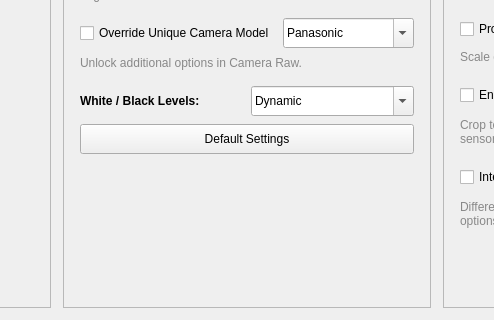
Qt form ui/mainwindow.ui (LeonardSander/motioncam-fs) before a commit; both pictures show x 697 to 1191 and y 340 to 660 of the 1520 by 660 pixel window.
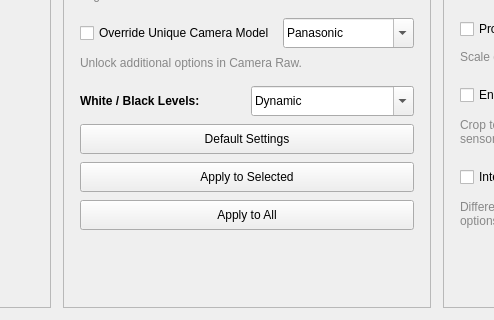
The same form after that commit.

Commit message: Add apply-to-selected/all and local overrides

The edit to the form file:
```diff
--- a/ui/mainwindow.ui
+++ b/ui/mainwindow.ui
@@ -506,6 +506,32 @@
            </property>
           </widget>
          </item>
+        <item>
+         <widget class="QPushButton" name="applySelectedBtn">
+          <property name="minimumSize">
+           <size>
+            <width>0</width>
+            <height>30</height>
+           </size>
+          </property>
+          <property name="text">
+           <string>Apply to Selected</string>
+          </property>
+         </widget>
+        </item>
+        <item>
+         <widget class="QPushButton" name="applyAllBtn">
+          <property name="minimumSize">
+           <size>
+            <width>0</width>
+            <height>30</height>
+           </size>
+          </property>
+          <property name="text">
+           <string>Apply to All</string>
+          </property>
+         </widget>
+        </item>
          <item>
       <spacer name="verticalSpacer">
          <property name="orientation">
```
Lines whose indentation alone changed are shown as unchanged. The commit also changes 2 other files.
